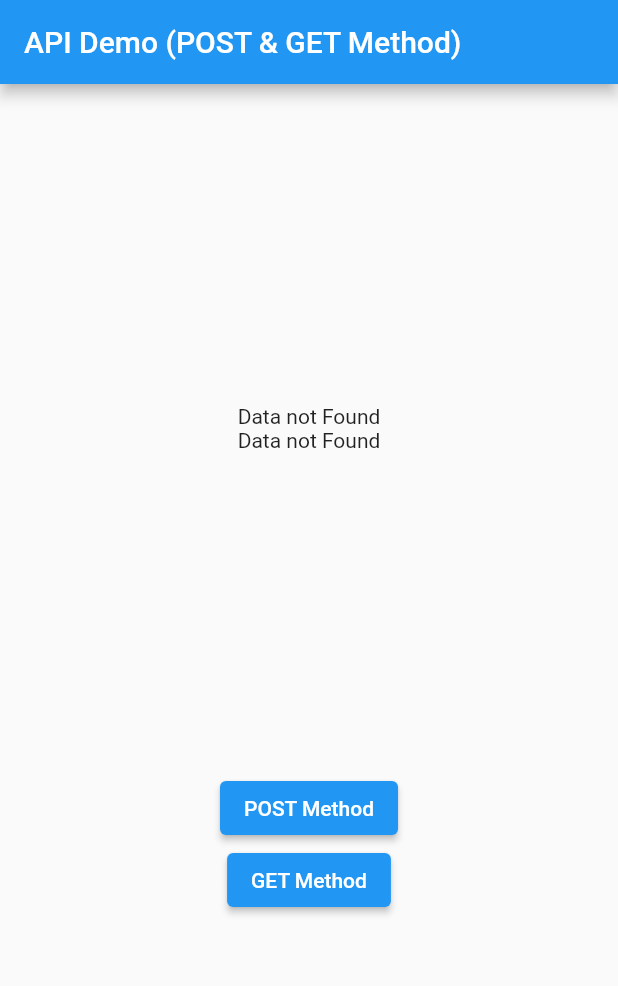
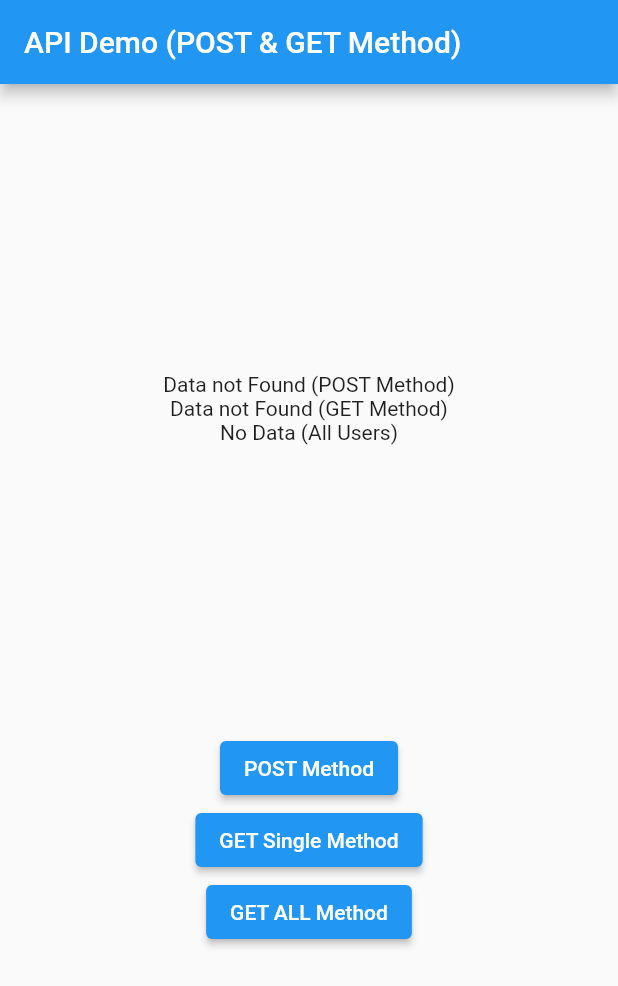
Before and after one commit to dikki-ap/flutter_basic, a Flutter app: the screen it shows after launch, on a phone screen of 412 x 824 dp. Shown: the top 986 px of the screen. Run offline on Flutter 3.47's test engine with Material 2 defaults, Android fonts, the phone set to English and light mode, and no system bars; accounts and stored records are empty.

Commit message:
33 - HTTP GET All Users Method

```diff
--- a/lib/home.dart
+++ b/lib/home.dart
@@ -14,7 +14,7 @@ class HomePage extends StatefulWidget {
 class _HomePageState extends State<HomePage> {
   People? people;
   User? user;
-
+  String outputUsers = 'No Data (All Users)';
   @override
   Widget build(BuildContext context) {
     return Scaffold(
@@ -30,13 +30,17 @@ class _HomePageState extends State<HomePage> {
                   Text(
                     (people != null)
                         ? 'id: ${people?.id} | name: ${people?.name} | age: ${people?.age.toString()} | job: ${people?.job} | createdAt: ${people?.createdAt}'
-                        : 'Data not Found',
+                        : 'Data not Found (POST Method)',
                     textAlign: TextAlign.center,
                   ),
                   Text(
                     (user != null)
                         ? 'id: ${user?.id} | first_name: ${user?.first_name} | last_name: ${user?.last_name} | full_name: ${user?.full_name} | email: ${user?.email}'
-                        : 'Data not Found',
+                        : 'Data not Found (GET Method)',
+                    textAlign: TextAlign.center,
+                  ),
+                  Text(
+                    outputUsers,
                     textAlign: TextAlign.center,
                   ),
                 ],
@@ -60,7 +64,19 @@ class _HomePageState extends State<HomePage> {
                           setState(() {});
                         });
                       },
-                      child: Text('GET Method')),
+                      child: Text('GET Single Method')),
+                  ElevatedButton(
+                      onPressed: () {
+                        User.getUsers(1).then((users) {
+                          outputUsers = '';
+                          for (var i = 0; i < users.length; i++) {
+                            outputUsers +=
+                                '[ id: ${users[i].id} | first_name: ${users[i].first_name} | last_name: ${users[i].last_name} | full_name: ${users[i].full_name} email: ${users[i].email} ]\n';
+                          }
+                          setState(() {});
+                        });
+                      },
+                      child: Text('GET ALL Method')),
                 ],
               )
             ],
--- a/lib/models/User.dart
+++ b/lib/models/User.dart
@@ -2,6 +2,14 @@
 import 'dart:convert';
 
 import 'package:http/http.dart' as http;
+
+/*
+// RECOMMENDED TO USE HTTP.GET LIKE THIS
+    var result =
+        await http.get(Uri.parse('https://reqres.in/api/users?page=$page'));
+
+    Using Uri.parse()
+*/
 
 class User {
   // MAKE SURE CHECK THE RESPONSE FROM API
@@ -18,15 +26,16 @@ class User {
       id: object['id'],
       first_name: object['first_name'],
       last_name: object['last_name'],
-      full_name: object['first_name'] + " " + object['last_name'],
+      full_name: object['first_name'] + ' ' + object['last_name'],
       email: object['email'],
     );
   }
 
   // Make sure check the params and make sure check the response from API
+  // GET SINGLE SUER
   static Future<User> connectToAPI(int id) async {
     // Create an URL
-    var url = Uri.https('reqres.in', 'api/users/$id');
+    var url = Uri.https('reqres.in', '/api/users/$id');
 
     // Get the result from URL using "get" method
     var result = await http.get(url);
@@ -54,4 +63,47 @@ class User {
 
     return User.createUser(userData);
   }
+
+  // GET USER LIST
+  // MAKE SURE CHECK RESPONSE FROM API
+  // U NEED TO TAKE LIST FROM "data" key
+  static Future<List<User>> getUsers(int page) async {
+    // var url = Uri.https('reqres.in', '/api/users?page=$page');
+
+    // RECOMMENDED TO USE HTTP.GET LIKE THIS
+    var result =
+        await http.get(Uri.parse('https://reqres.in/api/users?page=$page'));
+
+    var jsonObject = json.decode(result.body); // All result json from API
+
+    // Cast result from API into List<dynamic> from 'data' key
+    List<dynamic> listUser = (jsonObject as Map<String, dynamic>)['data'];
+
+    List<User> users = []; // Make a List type to store data each user
+
+    // Loop all listUsers and then store it into "users" using factory
+    for (var i = 0; i < listUser.length; i++) {
+      users.add(User.createUser(listUser[i]));
+    }
+
+    return users; // Return all users
+  }
+
+  // static Future<List<User>> getUser(String page) async {
+  //   var url = Uri.https('reqres.in', '/api/users?page=$page');
+
+  //   var result = await http.get(url);
+
+  //   var jsonObject = jsonDecode(result.body);
+
+  //   List<dynamic> listUser = (jsonObject as Map<String, dynamic>)['data'];
+
+  //   List<User> users = [];
+
+  //   for (int i = 0; i < listUser.length; i++) {
+  //     users.add(User.createUser(listUser[i]));
+  //   }
+
+  //   return users;
+  // }
 }
```
